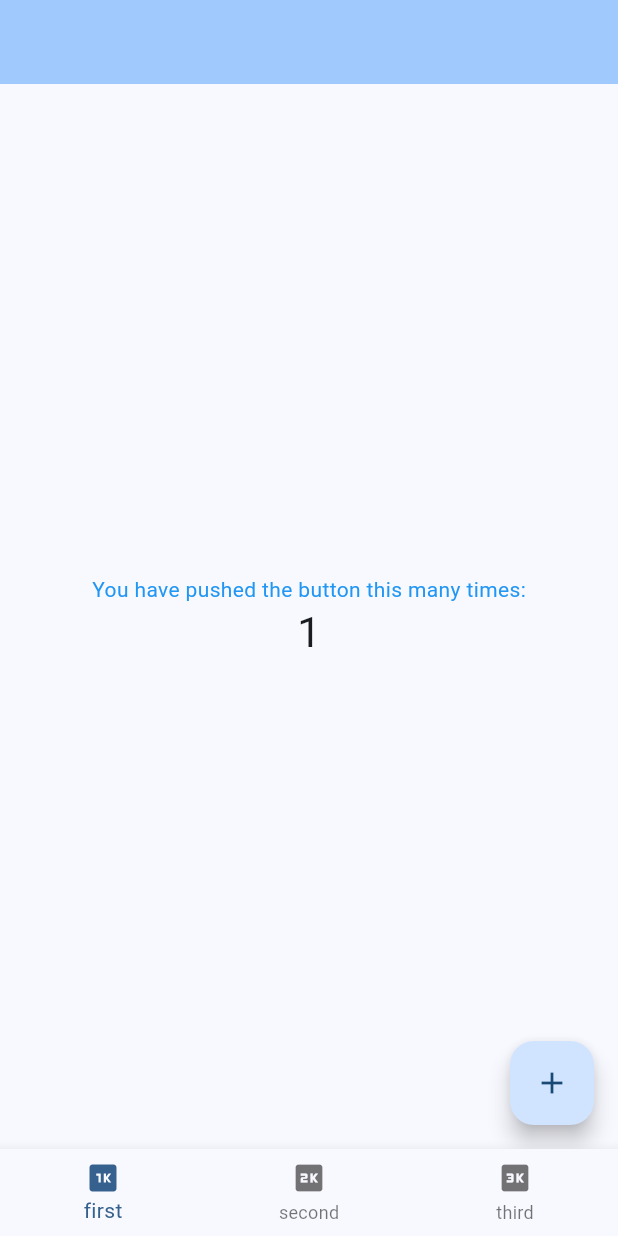
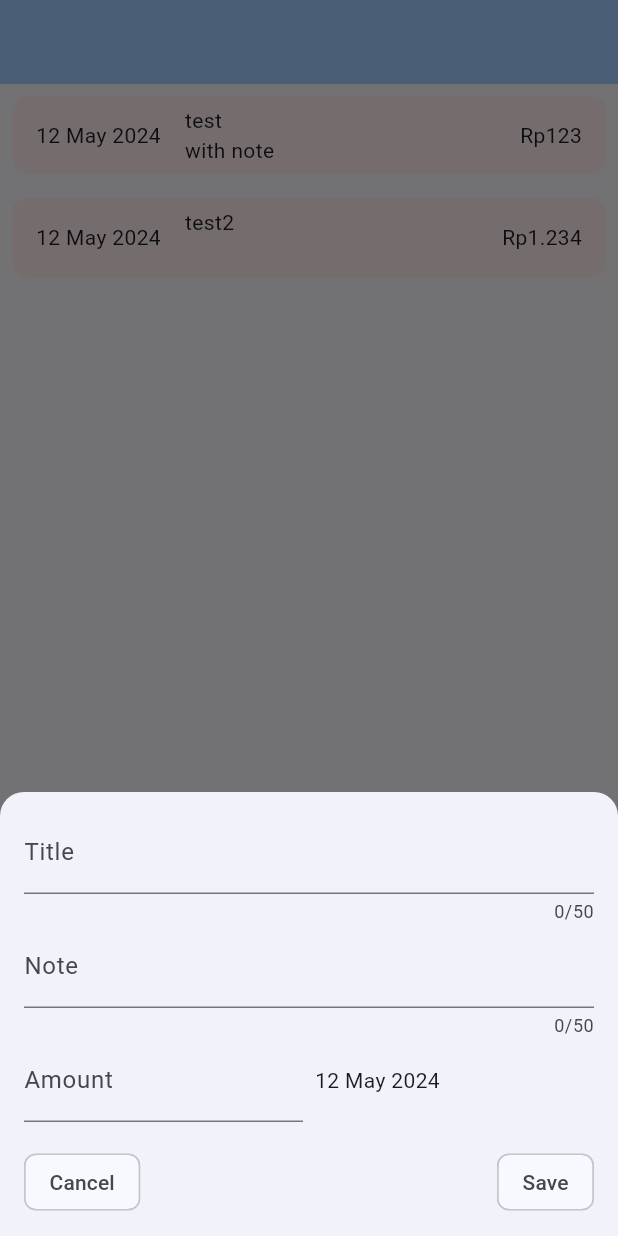
Before and after one commit to fahmialis/flutter_base, a Flutter app: the screen it shows after launch, after a tap on the "add" icon, on a phone screen of 412 x 824 dp. Run offline on Flutter 3.47's test engine with Material 3 defaults, Android fonts, the phone set to English and light mode, and no system bars; our stand-ins replace go_router.

Commit message:
add expense page

```diff
--- /dev/null
+++ b/lib/feature/expenses/data/entities/expense_entitites.dart
@@ -0,0 +1,12 @@
+class ExpenseEntity {
+  ExpenseEntity(
+      {required this.title,
+      required this.amount,
+      required this.date,
+      this.note});
+
+  final String title;
+  final String? note;
+  final double amount;
+  final DateTime date;
+}
--- /dev/null
+++ b/lib/feature/expenses/feature/expense_screen.dart
@@ -0,0 +1,64 @@
+import 'package:flutter/material.dart';
+import 'package:roll_dice/feature/expenses/data/entities/expense_entitites.dart';
+import 'package:roll_dice/feature/expenses/feature/widgets/expense_card.dart';
+import 'package:roll_dice/feature/expenses/feature/widgets/expense_modal.dart';
+
+class ExpenseScreen extends StatefulWidget {
+  const ExpenseScreen({super.key, required this.title});
+  final String title;
+
+  @override
+  State<ExpenseScreen> createState() => _ExpenseScreenState();
+}
+
+class _ExpenseScreenState extends State<ExpenseScreen> {
+  List<ExpenseEntity> expenses = [
+    ExpenseEntity(
+        title: 'test', amount: 123, date: DateTime.now(), note: 'with note'),
+    ExpenseEntity(title: 'test2', amount: 1234, date: DateTime.now()),
+  ];
+
+  addExpense(ExpenseEntity newExpense) {
+    setState(() {
+      expenses.add(ExpenseEntity(
+          title: newExpense.title,
+          amount: newExpense.amount,
+          date: newExpense.date,
+          note: newExpense.note ?? ''));
+    });
+  }
+
+  @override
+  Widget build(BuildContext context) {
+    return Scaffold(
+      floatingActionButton: FloatingActionButton(
+        backgroundColor: Colors.red[200],
+        onPressed: () {
+          openModalExpense(context, addExpense);
+        },
+        child: const Icon(Icons.add),
+      ),
+      body: SingleChildScrollView(
+        child: Column(
+          children: [
+            ListView.builder(
+              physics: const NeverScrollableScrollPhysics(),
+              itemCount: expenses.length,
+              shrinkWrap: true,
+              itemBuilder: (context, index) {
+                return Dismissible(
+                    key: Key(expenses[index].date.toString()),
+                    onDismissed: (direction) {
+                      setState(() {
+                        expenses.remove(expenses[index]);
+                      });
+                    },
+                    child: ExpenseCard(expense: expenses[index]));
+              },
+            )
+          ],
+        ),
+      ),
+    );
+  }
+}
--- /dev/null
+++ b/lib/feature/expenses/feature/widgets/expense_card.dart
@@ -0,0 +1,54 @@
+import 'package:flutter/material.dart';
+import 'package:intl/intl.dart';
+import 'package:roll_dice/feature/expenses/data/entities/expense_entitites.dart';
+import 'package:roll_dice/helpers/currency.dart';
+
+class ExpenseCard extends StatelessWidget {
+  const ExpenseCard({
+    super.key,
+    required this.expense,
+  });
+
+  final ExpenseEntity expense;
+
+  @override
+  Widget build(BuildContext context) {
+    double screenWidth = MediaQuery.of(context).size.width;
+    return Padding(
+      padding: const EdgeInsets.all(8),
+      child: Column(
+        crossAxisAlignment: CrossAxisAlignment.start,
+        children: [
+          Container(
+              width: screenWidth,
+              padding: const EdgeInsets.symmetric(vertical: 6, horizontal: 16),
+              decoration: BoxDecoration(
+                color: Colors.red[50],
+                borderRadius: const BorderRadius.all(Radius.circular(10)),
+              ),
+              child: Row(
+                mainAxisAlignment: MainAxisAlignment.spaceBetween,
+                children: [
+                  Row(
+                    children: [
+                      Text(DateFormat("dd MMM yyyy").format(expense.date)),
+                      const SizedBox(
+                        width: 16,
+                      ),
+                      Column(
+                        crossAxisAlignment: CrossAxisAlignment.start,
+                        children: [
+                          Text(expense.title),
+                          Text(expense.note ?? ''),
+                        ],
+                      ),
+                    ],
+                  ),
+                  Text(CurrencyFormat.convertToIdr(expense.amount, 0)),
+                ],
+              )),
+        ],
+      ),
+    );
+  }
+}
--- /dev/null
+++ b/lib/feature/expenses/feature/widgets/expense_modal.dart
@@ -0,0 +1,114 @@
+import 'package:flutter/material.dart';
+import 'package:go_router/go_router.dart';
+import 'package:intl/intl.dart';
+import 'package:roll_dice/feature/expenses/data/entities/expense_entitites.dart';
+
+Future<dynamic> openModalExpense(
+    BuildContext context, Function(ExpenseEntity newExpense) addExpense) {
+  final titleController = TextEditingController();
+  final noteController = TextEditingController();
+  final amountController = TextEditingController();
+  final now = DateTime.now();
+  final firstDate = DateTime(now.year - 1, now.month, now.day);
+  DateTime? selectedDate;
+
+  return showModalBottomSheet(
+      context: context,
+      shape: const RoundedRectangleBorder(
+        borderRadius: BorderRadius.only(
+          topLeft: Radius.circular(16),
+          topRight: Radius.circular(16),
+        ),
+      ),
+      isScrollControlled: true,
+      builder: (context) {
+        double screenWidth = MediaQuery.of(context).size.width;
+
+        return Container(
+          padding: EdgeInsets.only(
+            bottom: MediaQuery.of(context).viewInsets.bottom,
+          ),
+          child: SingleChildScrollView(child: StatefulBuilder(
+            builder: (context, modalState) {
+              return Container(
+                  padding:
+                      const EdgeInsets.symmetric(vertical: 12, horizontal: 16),
+                  width: screenWidth,
+                  child: Column(
+                    crossAxisAlignment: CrossAxisAlignment.start,
+                    children: [
+                      TextField(
+                        maxLength: 50,
+                        textAlign: TextAlign.start,
+                        decoration: const InputDecoration(label: Text('Title')),
+                        controller: titleController,
+                      ),
+                      TextField(
+                        maxLength: 50,
+                        textAlign: TextAlign.start,
+                        decoration: const InputDecoration(label: Text('Note')),
+                        controller: noteController,
+                      ),
+                      Row(
+                        children: [
+                          Expanded(
+                            child: TextField(
+                              textAlign: TextAlign.start,
+                              decoration: const InputDecoration(
+                                  label: Text('Amount'), prefixText: 'Rp. '),
+                              keyboardType: TextInputType.number,
+                              controller: amountController,
+                            ),
+                          ),
+                          const SizedBox(
+                            width: 8,
+                          ),
+                          Expanded(
+                              child: InkWell(
+                                  onTap: () async {
+                                    final pickedDate = await showDatePicker(
+                                      context: context,
+                                      firstDate: firstDate,
+                                      lastDate: now,
+                                    );
+
+                                    modalState(() {
+                                      selectedDate = pickedDate;
+                                    });
+                                  },
+                                  child: Text(DateFormat("dd MMM yyyy").format(
+                                      selectedDate ?? DateTime.now())))),
+                        ],
+                      ),
+                      const SizedBox(
+                        height: 16,
+                      ),
+                      Row(
+                        mainAxisAlignment: MainAxisAlignment.spaceBetween,
+                        children: [
+                          InkWell(
+                            onTap: () {
+                              context.pop();
+                            },
+                            child: const Chip(label: Text('Cancel')),
+                          ),
+                          InkWell(
+                            onTap: () {
+                              addExpense(ExpenseEntity(
+                                  amount: double.parse(amountController.text),
+                                  title: titleController.text,
+                                  date: selectedDate ?? DateTime.now(),
+                                  note: noteController.text));
+                              context.pop();
+                            },
+                            child: const Chip(label: Text('Save')),
+                          ),
+                        ],
+                      )
+                    ],
+                  ));
+            },
+          )),
+        );
+      });
+}
--- a/lib/screens/second/second_screen.dart
+++ b/lib/feature/second/feature/second_screen.dart
@@ -9,7 +9,7 @@ class SecondScreen extends StatefulWidget {
 
 class SecondScreenState extends State<SecondScreen> {
   // Intentionally accessing a property that doesn't exist to trigger an error
-  String? text;
+  String? text = 'second page';
 
   @override
   Widget build(BuildContext context) {
--- /dev/null
+++ b/lib/helpers/currency.dart
@@ -0,0 +1,12 @@
+import 'package:intl/intl.dart';
+
+class CurrencyFormat {
+  static String convertToIdr(dynamic number, int decimalDigit) {
+    NumberFormat currencyFormatter = NumberFormat.currency(
+      locale: 'id',
+      symbol: 'Rp',
+      decimalDigits: decimalDigit,
+    );
+    return currencyFormatter.format(number);
+  }
+}
--- a/lib/main.dart
+++ b/lib/main.dart
@@ -1,5 +1,5 @@
 import 'package:flutter/material.dart';
-import 'package:roll_dice/screens/main_screen.dart';
+import 'package:roll_dice/feature/main/feature/main_screen.dart';
 
 void main() {
   runApp(const HomeScreen());
--- a/lib/routes/router.dart
+++ b/lib/routes/router.dart
@@ -1,7 +1,7 @@
 import 'package:flutter/material.dart';
 import 'package:go_router/go_router.dart';
-import 'package:roll_dice/screens/counter/counter_screen.dart';
-import 'package:roll_dice/screens/second/second_screen.dart';
+import 'package:roll_dice/feature/expenses/feature/expense_screen.dart';
+import 'package:roll_dice/feature/second/feature/second_screen.dart';
 import 'package:roll_dice/widgets/scaffold.dart';
 
 final globalNavigatorKey = GlobalKey<NavigatorState>();
@@ -20,7 +20,7 @@ class MainRouter {
         GoRoute(
             path: '/',
             builder: (context, state) => const MainWrapper(
-                  child: CounterScreen(
+                  child: ExpenseScreen(
                     title: 'main screeen',
                   ),
                 )),
--- a/lib/screens/counter/counter_screen.dart
+++ /dev/null
@@ -1,47 +0,0 @@
-import 'package:flutter/material.dart';
-
-class CounterScreen extends StatefulWidget {
-  const CounterScreen({super.key, required this.title});
-  final String title;
-
-  @override
-  State<CounterScreen> createState() => _CounterScreenState();
-}
-
-class _CounterScreenState extends State<CounterScreen> {
-  int _counter = 0;
-  List<String> temp = [];
-
-  void _incrementCounter() {
-    setState(() {
-      _counter++;
-      temp.add('value $_counter');
-    });
-  }
-
-  @override
-  Widget build(BuildContext context) {
-    return Scaffold(
-      body: Center(
-        child: Column(
-          mainAxisAlignment: MainAxisAlignment.center,
-          children: <Widget>[
-            const Text(
-              'You have pushed the button this many times:',
-              style: TextStyle(color: Colors.blue),
-            ),
-            Text(
-              '$_counter',
-              style: Theme.of(context).textTheme.headlineMedium,
-            ),
-          ],
-        ),
-      ),
-      floatingActionButton: FloatingActionButton(
-        onPressed: _incrementCounter,
-        tooltip: 'Increment',
-        child: const Icon(Icons.add),
-      ),
-    );
-  }
-}
--- a/lib/widgets/scaffold.dart
+++ b/lib/widgets/scaffold.dart
@@ -51,8 +51,8 @@ class MainWrapperState extends State<MainWrapper> {
         },
         items: const <BottomNavigationBarItem>[
           BottomNavigationBarItem(
-            icon: Icon(Icons.one_k),
-            label: 'first',
+            icon: Icon(Icons.payment),
+            label: 'Expenses',
           ),
           BottomNavigationBarItem(
             icon: Icon(Icons.two_k),
--- a/pubspec.yaml
+++ b/pubspec.yaml
@@ -36,6 +36,7 @@ dependencies:
   # Use with the CupertinoIcons class for iOS style icons.
   cupertino_icons: ^1.0.2
   go_router: ^10.0.0
+  intl: ^0.18.1
 
 dev_dependencies:
   flutter_test:
```
Also changed, not shown: lib/feature/main/feature/main_screen.dart (renamed from lib/screens/main_screen.dart), pubspec.lock.
